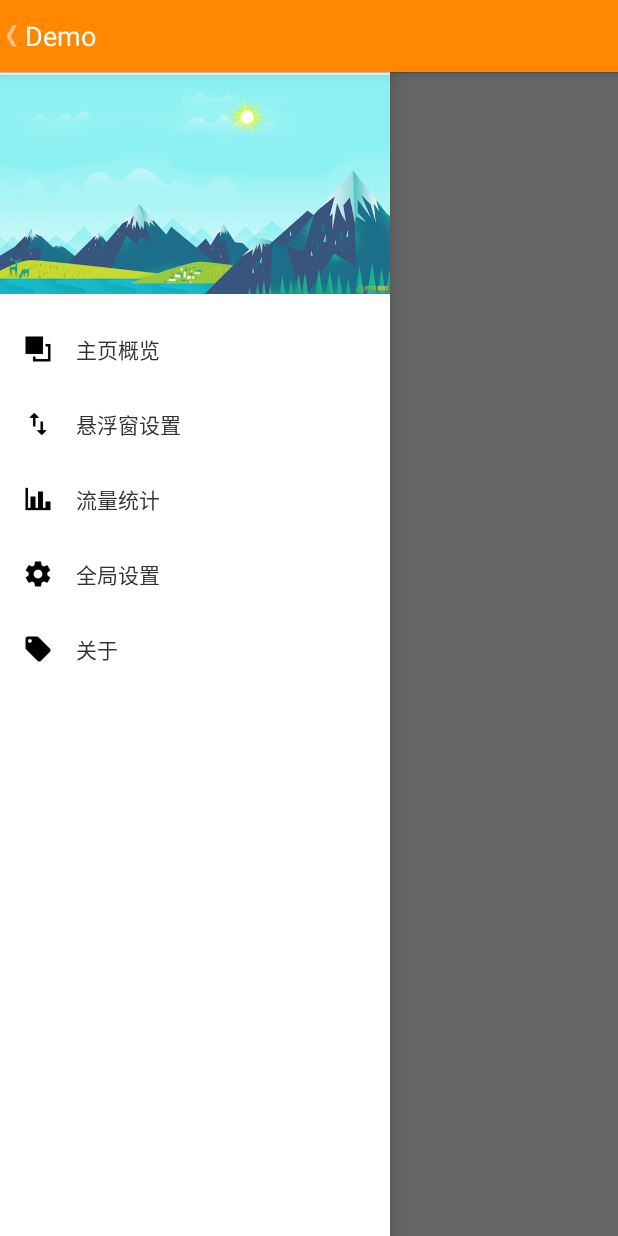
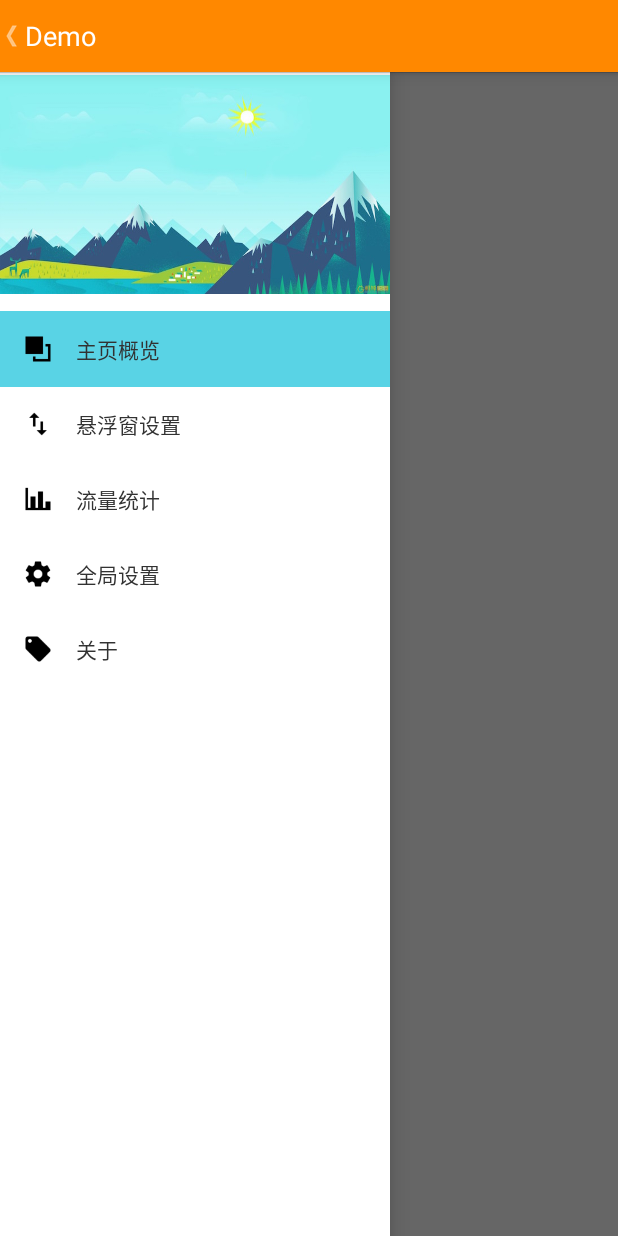
Before and after one commit to Fromnowon/netmeter_sample, an Android app: the screen it shows after launch (MainActivity), with the side drawer open, on a phone screen of 412 x 824 dp. Run offline under Robolectric (Android 15) with nearby library versions, the phone set to English and light mode, and no system bars; libraries missing offline, so code that uses them is left out: com.gc.materialdesign, com.github.mikephil.charting, com.gitonway.lee, com.ikimuhendis.ldrawer, com.kyleduo.switchbutton and 3 more; plain views replace KenBurnsView; 51 statements that could not run were skipped.

Commit message:
优化ui

```diff
--- a/netmeter_sample/app/build.gradle
+++ b/netmeter_sample/app/build.gradle
@@ -33,11 +33,12 @@ dependencies {
     compile 'com.kyleduo.switchbutton:library:1.2.8'
     compile 'org.adw.library:discrete-seekbar:1.0.0'
     compile project(":ColorPickerPreference")
-    compile 'com.nineoldandroids:library:2.4.+'
+    compile 'com.nineoldandroids:library:2.4.0'
     compile 'com.github.navasmdc:MaterialDesign:1.5@aar'
     compile 'com.github.PhilJay:MPAndroidChart:v2.1.0'
     compile 'com.eftimoff:androidplayer:1.0.3@aar'
     compile 'com.github.rey5137:material:1.2.1'
     compile 'com.github.sd6352051:NiftyNotification:1.2'
     compile 'com.flaviofaria:kenburnsview:1.0.6'
+
 }
--- a/netmeter_sample/app/src/main/AndroidManifest.xml
+++ b/netmeter_sample/app/src/main/AndroidManifest.xml
@@ -1,6 +1,7 @@
 <?xml version="1.0" encoding="utf-8"?>
 <manifest xmlns:android="http://schemas.android.com/apk/res/android"
-    package="com.netmeter.like.netmeter" >
+    xmlns:tools="http://schemas.android.com/tools"
+    package="com.netmeter.like.netmeter">
 
     <uses-permission android:name="android.permission.MOUNT_UNMOUNT_FILESYSTEMS" />
     <uses-permission android:name="android.permission.SYSTEM_ALERT_WINDOW" />
@@ -8,7 +9,7 @@
         android:allowBackup="true"
         android:icon="@mipmap/ic_launcher"
         android:label="@string/app_name"
-        android:theme="@style/AppTheme" >
+        android:theme="@style/AppTheme">
         <activity
             android:name="com.netmeter.like.netmeter.MainActivity"
             android:label="@string/app_name"
--- a/netmeter_sample/app/src/main/java/com/netmeter/like/netmeter/MainActivity.java
+++ b/netmeter_sample/app/src/main/java/com/netmeter/like/netmeter/MainActivity.java
@@ -23,12 +23,13 @@ import android.view.ViewGroup;
 import android.view.Window;
 import android.view.WindowManager;
 import android.widget.AdapterView;
+import android.widget.BaseAdapter;
 import android.widget.CompoundButton;
+import android.widget.ImageView;
 import android.widget.ListView;
 import android.widget.RelativeLayout;
-import android.widget.SimpleAdapter;
+import android.widget.TextView;
 import android.widget.Toast;
-
 import com.gitonway.lee.niftynotification.lib.Effects;
 import com.gitonway.lee.niftynotification.lib.NiftyNotificationView;
 import com.ikimuhendis.ldrawer.ActionBarDrawerToggle;
@@ -43,13 +44,6 @@ import com.netmeter.like.netmeter.Fragmments.Fragment_Usage;
 import com.netmeter.like.netmeter.Services.NetMeterService;
 import com.readystatesoftware.systembartint.SystemBarTintManager;
 
-
-import java.util.ArrayList;
-import java.util.HashMap;
-import java.util.List;
-import java.util.Map;
-
-
 public class MainActivity extends Activity {
 
     private DrawerLayout mDrawerLayout;
@@ -60,6 +54,9 @@ public class MainActivity extends Activity {
     private FragmentTransaction fragmentTransaction;
     private int flag = 0;
     private SystemBarTintManager tintManager;
+    private int cur_pos = 0;// 当前显示的一行
+    private String[] items_text = {"主页概览", "悬浮窗设置", "流量统计", "全局设置", "关于"};
+    private int[] items_img = {R.drawable.list_index, R.drawable.list_network, R.drawable.list_chart, R.drawable.list_settings, R.drawable.list_about};
 
     @Override
     protected void onCreate(Bundle savedInstanceState) {
@@ -77,12 +74,9 @@ public class MainActivity extends Activity {
 
 
     private void initShow() {
-        //处理headview
-
-
-        SimpleAdapter adapter = new SimpleAdapter(this, getData(),
-                R.layout.draweritemlayout, new String[]{"img", "title"},
-                new int[]{R.id.drawer_iv, R.id.drawer_tv});
+        final MyAdapter adapter = new MyAdapter(this);
+        mDrawerList.setAdapter(adapter);
+        mDrawerList.setChoiceMode(ListView.CHOICE_MODE_SINGLE);
         LayoutInflater mInflater = (LayoutInflater) getSystemService(Context.LAYOUT_INFLATER_SERVICE);
         ViewGroup loadMoreLayout = (ViewGroup) mInflater.inflate(R.layout.drawer_headview, null);
         mDrawerList.addHeaderView(loadMoreLayout, null, false);
@@ -106,7 +100,7 @@ public class MainActivity extends Activity {
             @Override
             public void onItemClick(AdapterView<?> parent, View view, int position, long id) {
                 fragmentTransaction = fragmentManager.beginTransaction();
-                switch (position-1) {
+                switch (position - 1) {
                     case 0: {
                         if (flag != 0)
                             fragmentTransaction.setCustomAnimations(R.animator.slide_in_left, R.animator.slide_out_right);
@@ -156,8 +150,7 @@ public class MainActivity extends Activity {
                                             .build();
                                     NiftyNotificationView.build(MainActivity.this, "悬浮窗开启！", Effects.jelly, R.id.mLayout, cfg)
                                             .show();
-                                }
-                                else {
+                                } else {
                                     stopService(new Intent(getApplicationContext(), NetMeterService.class));
                                     editor.putString("NetMeter", "OFF");
                                     tintManager.setStatusBarTintResource(R.color.colorAccent);
@@ -235,6 +228,8 @@ public class MainActivity extends Activity {
                         break;
                     }
                 }
+                cur_pos = position - 1;
+                adapter.notifyDataSetInvalidated();
             }
         });
     }
@@ -276,8 +271,7 @@ public class MainActivity extends Activity {
             } else {
                 mDrawerLayout.openDrawer(mDrawerList);
             }
-        }
-        else if (item.getItemId() == R.id.action_cleardata){
+        } else if (item.getItemId() == R.id.action_cleardata) {
             DataUsageDB db = new DataUsageDB(this);
             db.restore();
             Toast.makeText(this, "流量统计数据已重置！", Toast.LENGTH_SHORT).show();
@@ -293,10 +287,9 @@ public class MainActivity extends Activity {
 
     @Override
     public boolean onPrepareOptionsMenu(Menu menu) {
-        if (flag == 2){
+        if (flag == 2) {
             return true;
-        }
-        else return false;
+        } else return false;
     }
 
     @Override
@@ -311,40 +304,7 @@ public class MainActivity extends Activity {
         mDrawerToggle.onConfigurationChanged(newConfig);
     }
 
-    private List<Map<String, Object>> getData() {
-        List<Map<String, Object>> list = new ArrayList<Map<String, Object>>();
-        Map<String, Object> map = new HashMap<String, Object>();
-
-        map.put("img", R.drawable.list_index);
-        map.put("title", "主页概览");
-        list.add(map);
-
-        map = new HashMap<String, Object>();
-        map.put("img", R.drawable.list_network);
-        map.put("title", "悬浮窗设置");
-        list.add(map);
-
-        map = new HashMap<String, Object>();
-        map.put("img", R.drawable.list_chart);
-        map.put("title", "流量统计");
-        list.add(map);
-
-        map = new HashMap<String, Object>();
-        map.put("img", R.drawable.list_settings);
-        map.put("title", "全局设置");
-        list.add(map);
-
-        map = new HashMap<String, Object>();
-        map.put("img", R.drawable.list_about);
-        map.put("title", "关于");
-        list.add(map);
-
-        return list;
-    }
-
     public void transLucentStatus() {
-        //取消actionbar阴影
-        //getSupportActionBar().setElevation(0);
         getActionBar().setTitle("Demo");
         setTranslucentStatus(true);
         tintManager = new SystemBarTintManager(this);
@@ -383,4 +343,44 @@ public class MainActivity extends Activity {
         super.onDestroy();
         finish();
     }
+
+    private class MyAdapter extends BaseAdapter {
+        private LayoutInflater inflater;
+
+        public MyAdapter(Context context) {
+            inflater = (LayoutInflater) context
+                    .getSystemService(Context.LAYOUT_INFLATER_SERVICE);
+        }
+
+        @Override
+        public int getCount() {
+            return items_text.length;
+        }
+
+        @Override
+        public Object getItem(int position) {
+            return items_text[position];
+        }
+
+        @Override
+        public long getItemId(int position) {
+            return position;
+        }
+
+        @Override
+        public View getView(int position, View convertView, ViewGroup parent) {
+            convertView = inflater.inflate(R.layout.draweritemlayout, null, false);
+            ImageView img = (ImageView) convertView
+                    .findViewById(R.id.drawer_iv);
+            TextView tv = (TextView) convertView
+                    .findViewById(R.id.drawer_tv);
+            tv.setText(items_text[position]);
+            img.setImageResource(items_img[position]);
+            if (position == cur_pos) {
+                convertView.setBackgroundColor(0xff59d3e5);
+                //tv.setTextColor(Color.RED);
+            }
+            return convertView;
+        }
+    }
 }
--- a/netmeter_sample/app/src/main/res/values/color.xml
+++ b/netmeter_sample/app/src/main/res/values/color.xml
@@ -9,4 +9,5 @@
     <color name="my_bar_aboout">@android:color/holo_green_light</color>
     <color name="custom">#ffffff</color>
     <color name="colorAccent">#ff0000</color>
+    <color name="item_focus_bg">#59d3e5</color>
 </resources>
```
Also changed, not shown: 3 other files.
